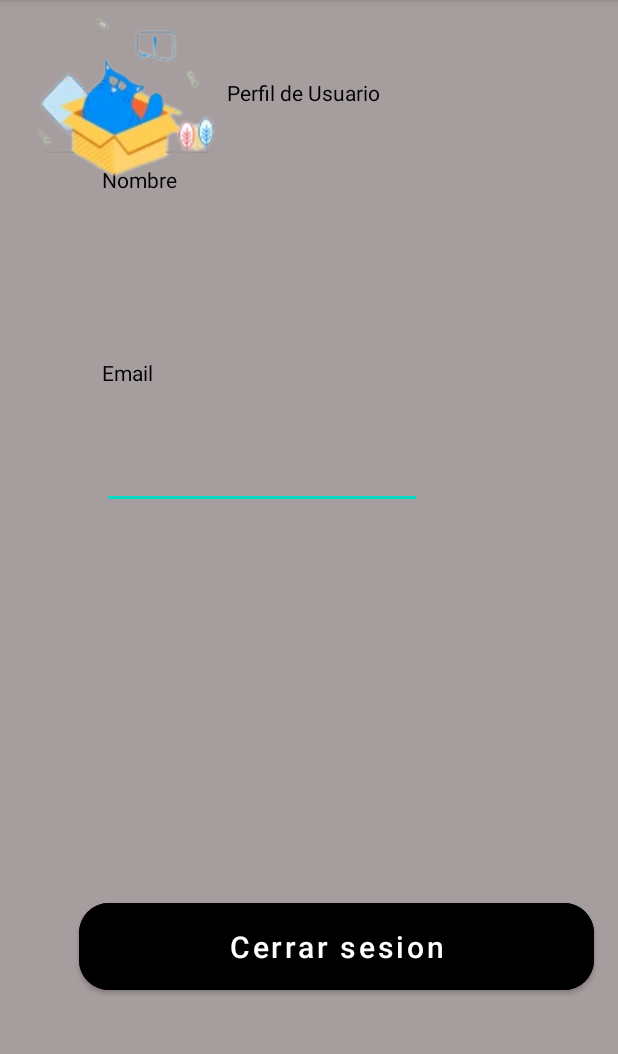
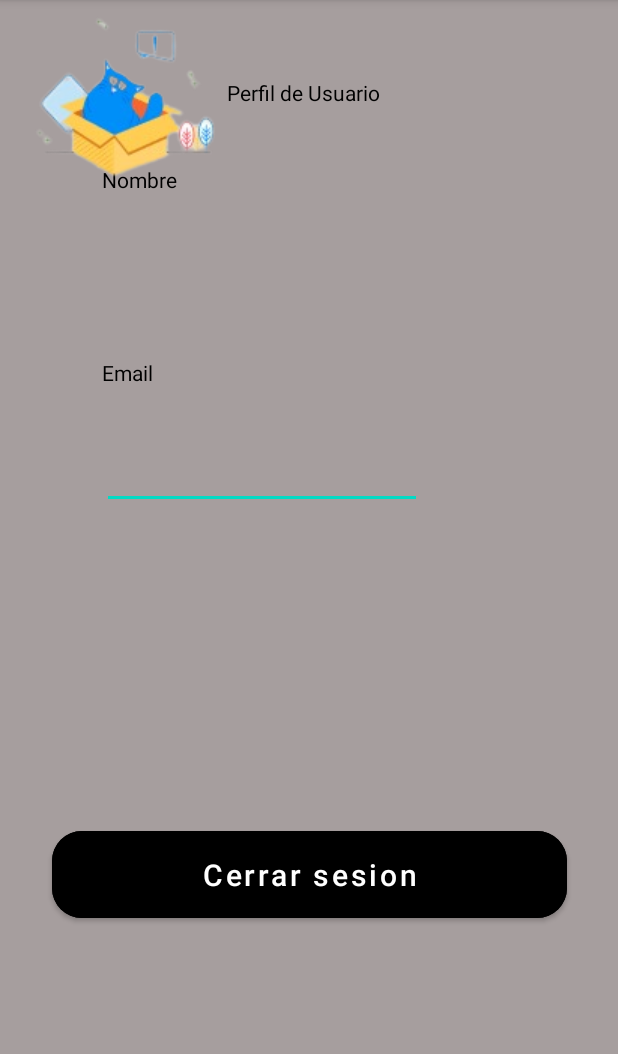
Before and after one commit to DSAR-inc/PetFeederApp, an Android app: the Perfil screen opened directly, with no data from a screen before it, on a phone screen of 412 x 824 dp, the part 84-1138 px from its top. Run offline under Robolectric (Android 15) with nearby library versions, the phone set to English and light mode, and no system bars.

Commit message:
modificado activity perfil

```diff
--- a/Code/app/src/main/res/layout/activity_perfil.xml
+++ b/Code/app/src/main/res/layout/activity_perfil.xml
@@ -74,17 +74,16 @@
         app:cornerRadius="20sp"
         app:layout_constraintBottom_toBottomOf="parent"
         app:layout_constraintEnd_toEndOf="parent"
-        app:layout_constraintHorizontal_bias="0.764"
         app:layout_constraintStart_toStartOf="parent"
         app:layout_constraintTop_toBottomOf="@+id/editTextTextEmailAddress"
-        app:layout_constraintVertical_bias="0.593" />
+        app:layout_constraintVertical_bias="0.401" />
 
     <ImageView
         android:id="@+id/imageView3"
         android:layout_width="wrap_content"
         android:layout_height="wrap_content"
         app:srcCompat="@drawable/perfil_foto"
-        tools:layout_editor_absoluteX="137dp"
-        tools:layout_editor_absoluteY="390dp" />
+        tools:layout_editor_absoluteX="109dp"
+        tools:layout_editor_absoluteY="359dp" />
 
 </androidx.constraintlayout.widget.ConstraintLayout>
```
